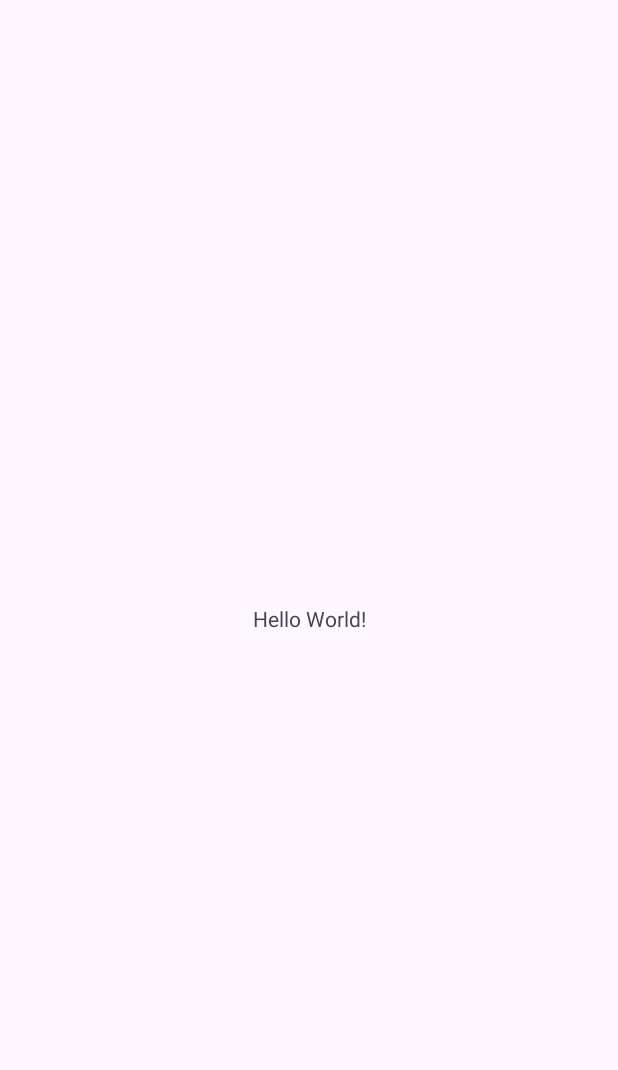
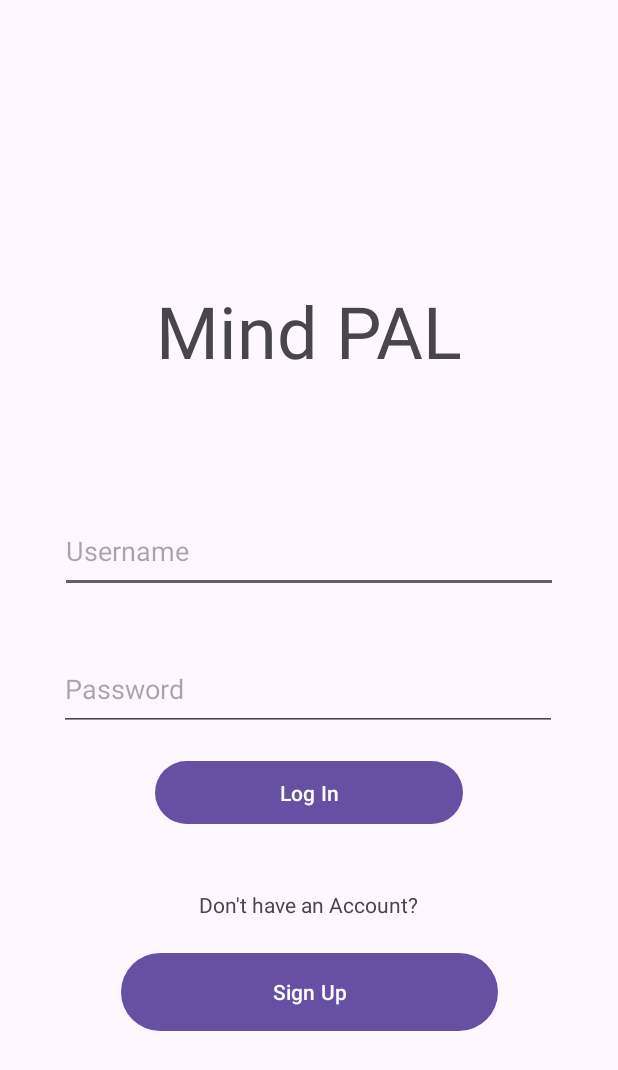
Before and after one commit to LobenKT/mobdeve, an Android app: the screen it shows after launch (MainActivity), on a phone screen of 412 x 824 dp. Before the commit the part shown is almost empty. Shown: the top 1070 px of the screen. Run offline under Robolectric (Android 15) with nearby library versions, the phone set to English and light mode, and no system bars.

Commit message:
Log In Page UI

```diff
--- a/app/src/main/res/layout/activity_main.xml
+++ b/app/src/main/res/layout/activity_main.xml
@@ -7,12 +7,75 @@
     tools:context=".MainActivity">
 
     <TextView
-        android:layout_width="wrap_content"
-        android:layout_height="wrap_content"
-        android:text="Hello World!"
-        app:layout_constraintBottom_toBottomOf="parent"
+        android:id="@+id/TitleText"
+        android:layout_width="231dp"
+        android:layout_height="95dp"
+        android:layout_marginTop="188dp"
+        android:text="Mind PAL"
+        android:textAlignment="center"
+        android:textSize="48sp"
         app:layout_constraintEnd_toEndOf="parent"
         app:layout_constraintStart_toStartOf="parent"
         app:layout_constraintTop_toTopOf="parent" />
 
+    <EditText
+        android:id="@+id/enter_username"
+        android:layout_width="332dp"
+        android:layout_height="56dp"
+        android:layout_marginTop="56dp"
+        android:ems="10"
+        android:hint="Username"
+        android:inputType="text"
+        app:layout_constraintEnd_toEndOf="parent"
+        app:layout_constraintStart_toStartOf="parent"
+        app:layout_constraintTop_toBottomOf="@+id/TitleText" />
+
+    <EditText
+        android:id="@+id/enter_password"
+        android:layout_width="332dp"
+        android:layout_height="56dp"
+        android:layout_marginTop="36dp"
+        android:ems="10"
+        android:hint="Password"
+        android:inputType="textPassword"
+        app:layout_constraintEnd_toEndOf="parent"
+        app:layout_constraintHorizontal_bias="0.493"
+        app:layout_constraintStart_toStartOf="parent"
+        app:layout_constraintTop_toBottomOf="@+id/enter_username" />
+
+    <Button
+        android:id="@+id/signup_button"
+        android:layout_width="251dp"
+        android:layout_height="60dp"
+        android:layout_marginTop="8dp"
+        android:text="Sign Up"
+        app:layout_constraintEnd_toEndOf="parent"
+        app:layout_constraintStart_toStartOf="parent"
+        app:layout_constraintTop_toBottomOf="@+id/no_account_text" />
+
+    <TextView
+        android:id="@+id/no_account_text"
+        android:layout_width="212dp"
+        android:layout_height="30dp"
+        android:layout_marginTop="40dp"
+        android:text="Don't have an Account?"
+        android:textAlignment="center"
+        app:layout_constraintEnd_toEndOf="parent"
+        app:layout_constraintHorizontal_bias="0.497"
+        app:layout_constraintStart_toStartOf="parent"
+        app:layout_constraintTop_toBottomOf="@+id/login_button" />
+
+    <Button
+        android:id="@+id/login_button"
+        android:layout_width="205dp"
+        android:layout_height="50dp"
+        android:layout_marginStart="103dp"
+        android:layout_marginTop="16dp"
+        android:layout_marginEnd="103dp"
+        android:text="Log In"
+        app:layout_constraintEnd_toEndOf="parent"
+        app:layout_constraintHorizontal_bias="0.0"
+        app:layout_constraintStart_toStartOf="parent"
+        app:layout_constraintTop_toBottomOf="@+id/enter_password" />
+
 </androidx.constraintlayout.widget.ConstraintLayout>
```
